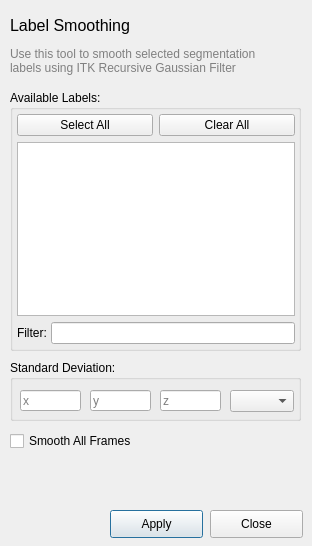
First picture: the form in GUI/Qt/Windows/SmoothLabelsDialog.ui, repository jilei-hao/itksnap, before the edit.
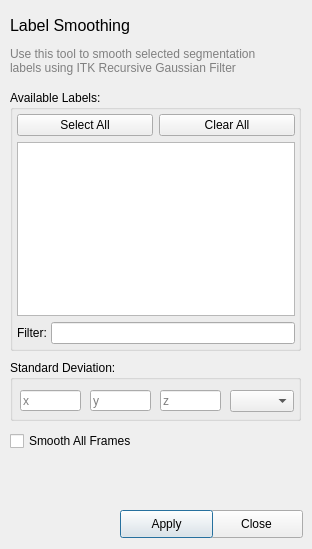
Second picture: the form after the edit.

What changed in the file:
```diff
--- a/GUI/Qt/Windows/SmoothLabelsDialog.ui
+++ b/GUI/Qt/Windows/SmoothLabelsDialog.ui
@@ -10,9 +10,27 @@
     <x>0</x>
     <y>0</y>
     <width>312</width>
-    <height>546</height>
+    <height>549</height>
    </rect>
   </property>
+  <property name="sizePolicy">
+   <sizepolicy hsizetype="Fixed" vsizetype="Fixed">
+    <horstretch>0</horstretch>
+    <verstretch>0</verstretch>
+   </sizepolicy>
+  </property>
+  <property name="minimumSize">
+   <size>
+    <width>312</width>
+    <height>549</height>
+   </size>
+  </property>
+  <property name="maximumSize">
+   <size>
+    <width>312</width>
+    <height>549</height>
+   </size>
+  </property>
   <property name="windowTitle">
    <string>Dialog</string>
   </property>
@@ -257,7 +275,7 @@
   <widget class="QPushButton" name="btnApply">
    <property name="geometry">
     <rect>
-     <x>110</x>
+     <x>120</x>
      <y>510</y>
      <width>93</width>
      <height>28</height>
```
Left out of the diff: 2 changed lines with no effect on the pictures.
